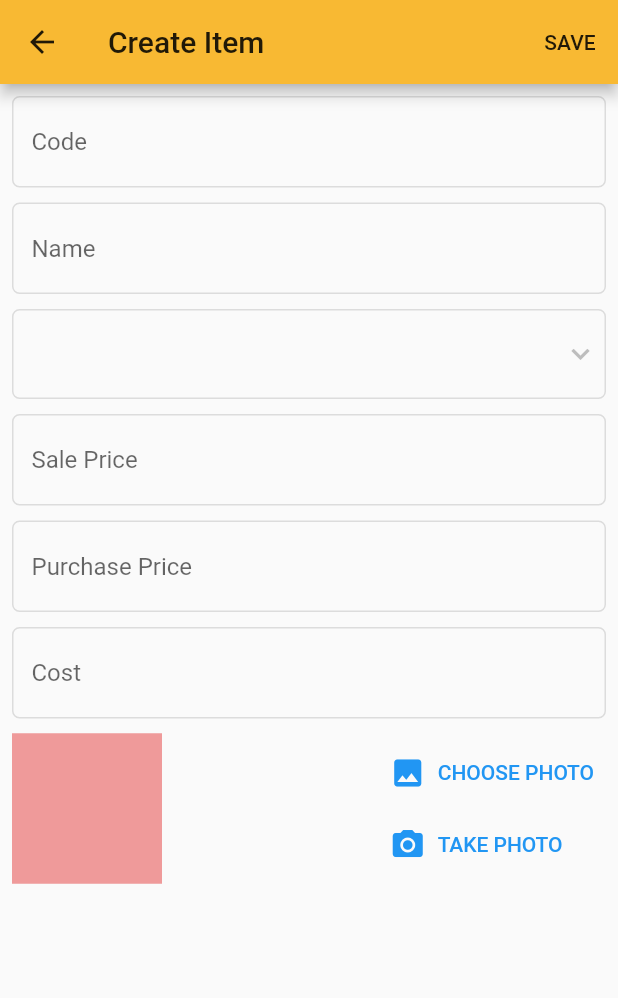
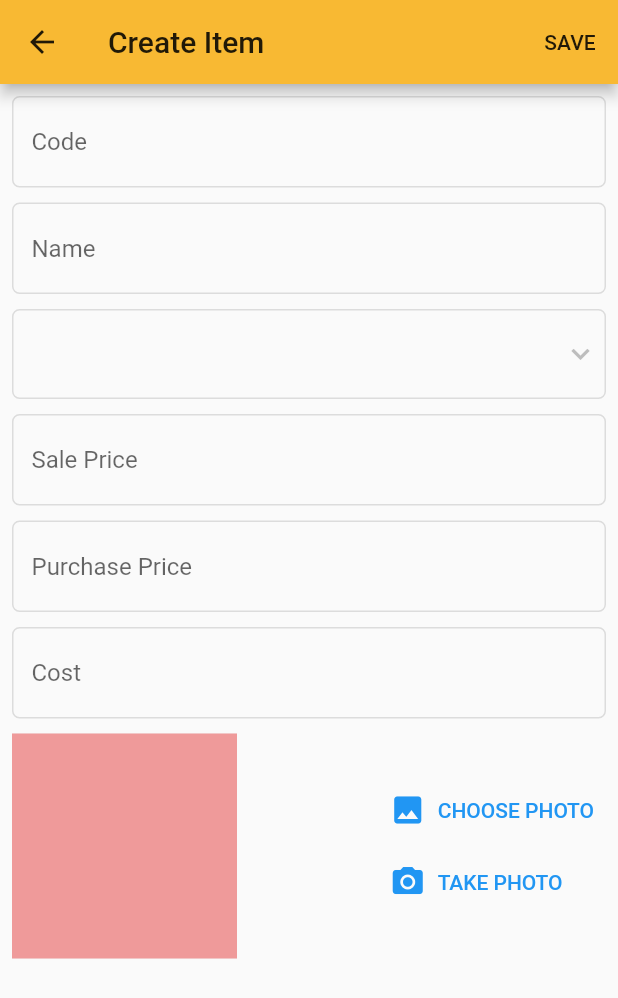
Before and after one commit to DevNweYi/pos_app, a Flutter app: the CreateItemPage screen opened directly, on a phone screen of 412 x 824 dp. Shown: the top 998 px of the screen. Run offline on Flutter 3.47's test engine with Material 2 defaults, Android fonts, the phone set to English and light mode, and no system bars; our stand-ins replace get, image_picker, sqflite; accounts and stored records are empty; network calls fail.

```diff
--- a/lib/create_item_page.dart
+++ b/lib/create_item_page.dart
@@ -22,8 +22,8 @@ class _CreateItemPageState extends State<CreateItemPage> {
   List<CategoryData> lstCategory = [];
   CategoryData dropdownvalue =
       CategoryData(categoryId: 0, categoryCode: "", categoryName: "");
-  var imagePicker;
-  var _image;
+  dynamic imagePicker;
+  dynamic _image;
 
   @override
   void initState() {
@@ -163,40 +163,54 @@ class _CreateItemPageState extends State<CreateItemPage> {
                   children: [
                     //Image.asset(""),
                     Container(
-                      height: 100,
-                      width: 100,
-                      decoration: BoxDecoration(
-                        color: Colors.red[200],
-                      ),
-                      child: _image != null ?
-                      Image.file(
-                          _image,
-                          width: 200.0,
-                          height: 200.0,
-                          fit: BoxFit.fitHeight,
-                        ) :
-                        Container(
-                          height: 100,
-                          width: 100,
-                          decoration: BoxDecoration(
-                            color: Colors.red[200],
-                          ),
-                        )
-                    ),
+                        height: 150,
+                        width: 150,
+                        decoration: BoxDecoration(
+                          color: Colors.grey[200],
+                        ),
+                        child: _image != null
+                            ? Image.file(
+                                _image,
+                                width: 150,
+                                height: 150,
+                                fit: BoxFit.fitHeight,
+                              )
+                            : Container(
+                                height: 150,
+                                width: 150,
+                                decoration: BoxDecoration(
+                                  color: Colors.red[200],
+                                ),
+                              )),
                     Column(
                       crossAxisAlignment: CrossAxisAlignment.start,
                       children: [
                         TextButton.icon(
                             onPressed: () async {
-                              XFile image=await imagePicker.pickImage(source:"gallery", imageQuality: 50, preferredCameraDevice: CameraDevice.front);
-                              setState(() {
-                                _image=File(image.path);
-                              });
+                              XFile? image = await imagePicker.pickImage(
+                                  source: ImageSource.gallery,
+                                  imageQuality: 50,
+                                  preferredCameraDevice: CameraDevice.front);
+                              if (image != null) {
+                                setState(() {
+                                  _image = File(image.path);
+                                });
+                              }
                             },
                             icon: const Icon(Icons.photo),
                             label: const Text(AppString.choosePhoto)),
                         TextButton.icon(
-                            onPressed: () {},
+                            onPressed: () async {
+                              XFile? image = await imagePicker.pickImage(
+                                  source: ImageSource.camera,
+                                  imageQuality: 50,
+                                  preferredCameraDevice: CameraDevice.front);
+                              if (image != null) {
+                                setState(() {
+                                  _image = File(image.path);
+                                });
+                              }
+                            },
                             icon: const Icon(Icons.photo_camera),
                             label: const Text(AppString.takePhoto)),
                       ],
```
Also changed, not shown: 2 other files.
